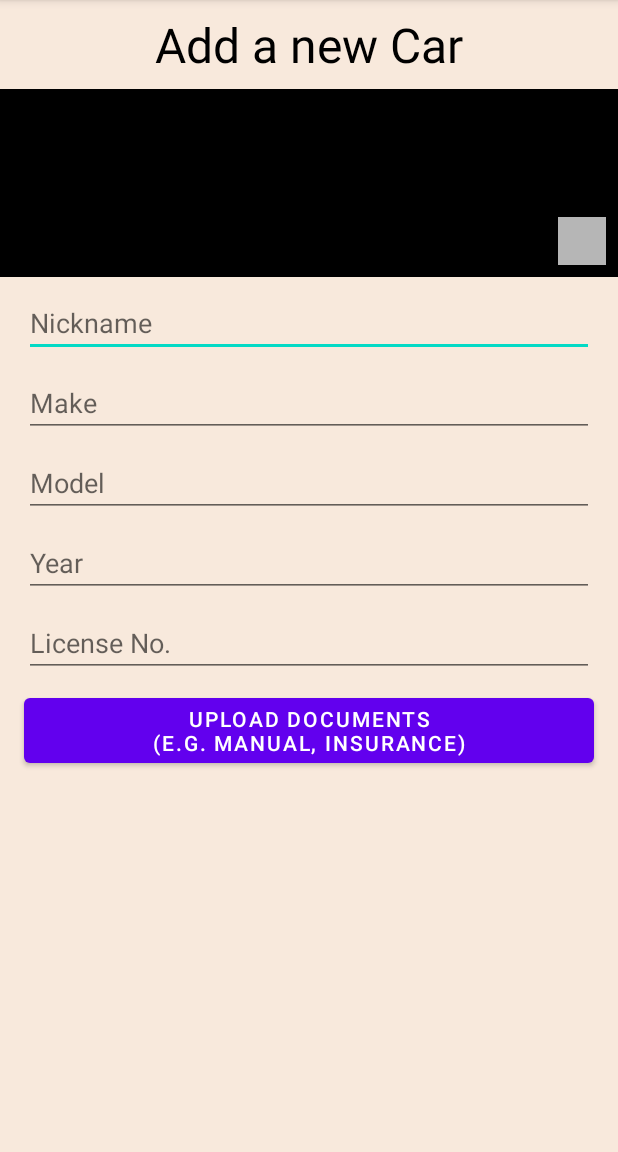
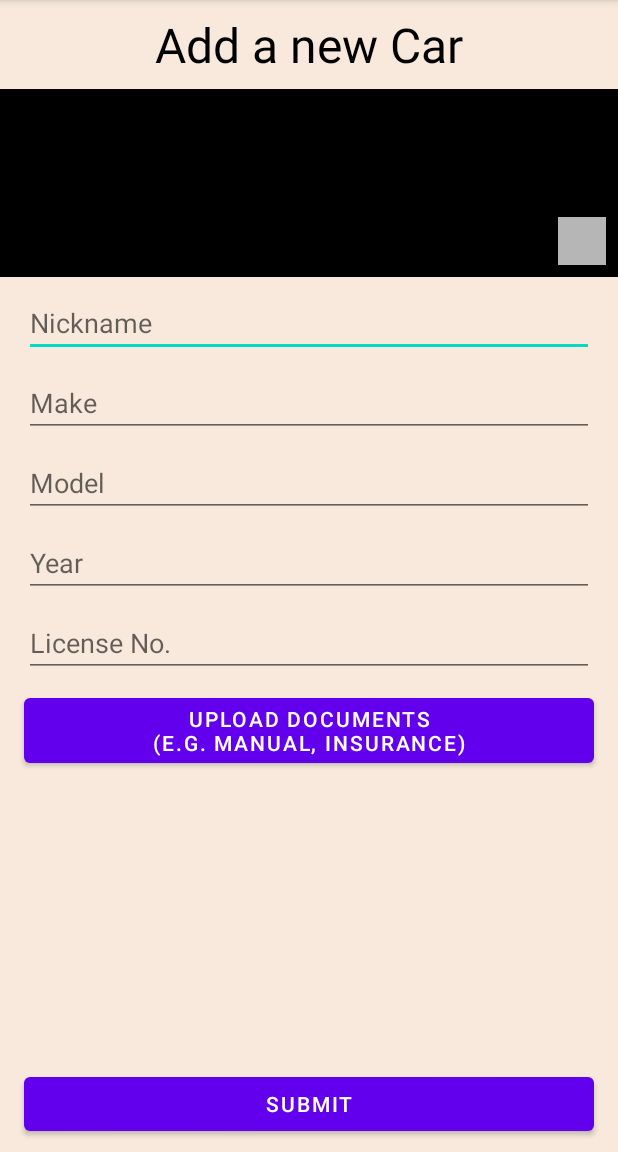
Before and after one commit to ivangarzab/carrus, an Android app: the screen it shows after launch (MainActivity), on a phone screen of 412 x 824 dp, the part 84-1236 px from its top. Run offline under Robolectric (Android 15) with nearby library versions, the phone set to English and light mode, and no system bars; our stand-ins replace data binding.

```diff
--- a/app/build.gradle
+++ b/app/build.gradle
@@ -1,6 +1,7 @@
 plugins {
     id 'com.android.application'
     id 'kotlin-android'
+    id 'kotlin-kapt'
     id 'kotlin-parcelize'
     id 'androidx.navigation.safeargs.kotlin'
 }
@@ -31,13 +32,15 @@ android {
     kotlinOptions {
         jvmTarget = '1.8'
     }
+    buildFeatures {
+        dataBinding true
+    }
 }
 
 dependencies {
     testImplementation 'junit:junit:4.+'
     androidTestImplementation 'androidx.test.ext:junit:1.1.3'
     androidTestImplementation 'androidx.test.espresso:espresso-core:3.4.0'
-
 
     implementation 'androidx.legacy:legacy-support-v4:1.0.0'
     implementation 'androidx.core:core-ktx:1.7.0'
--- a/app/src/main/java/com/ivangarzab/carbud/create/CreateFragment.kt
+++ b/app/src/main/java/com/ivangarzab/carbud/create/CreateFragment.kt
@@ -1,26 +1,29 @@
 package com.ivangarzab.carbud.create
 
 import android.os.Bundle
+import android.util.Log
 import android.view.LayoutInflater
 import android.view.View
 import android.view.ViewGroup
 import androidx.fragment.app.Fragment
+import androidx.fragment.app.viewModels
 import com.ivangarzab.carbud.R
+import com.ivangarzab.carbud.databinding.FragmentCreateBinding
+import com.ivangarzab.carbud.delegates.viewBinding
 
 /**
  * Created by Ivan Garza Bermea.
  */
-class CreateFragment : Fragment() {
+class CreateFragment : Fragment(R.layout.fragment_create) {
 
-    override fun onCreate(savedInstanceState: Bundle?) {
-        super.onCreate(savedInstanceState)
-    }
+    private val viewModel: CreateViewModel by viewModels()
 
-    override fun onCreateView(
-        inflater: LayoutInflater, container: ViewGroup?,
-        savedInstanceState: Bundle?
-    ): View? {
-        // Inflate the layout for this fragment
-        return inflater.inflate(R.layout.fragment_create, container, false)
+    private val binding: FragmentCreateBinding by viewBinding()
+
+    override fun onViewCreated(view: View, savedInstanceState: Bundle?) {
+        super.onViewCreated(view, savedInstanceState)
+        binding.setSubmitClickListener {
+            Log.d("TAG", "Submit was clicked!")
+        }
     }
 }
--- a/app/src/main/java/com/ivangarzab/carbud/data/Car.kt
+++ b/app/src/main/java/com/ivangarzab/carbud/data/Car.kt
@@ -10,7 +10,7 @@ import kotlinx.android.parcel.Parcelize
  */
 @Parcelize
 data class Car(
-    val uid: Int,
+    val uid: String,
     val default: Boolean,
     val nickname: String,
     val make: String,
--- /dev/null
+++ b/app/src/main/java/com/ivangarzab/carbud/delegates/FragmentViewBinding.kt
@@ -0,0 +1,111 @@
+package com.ivangarzab.carbud.delegates
+
+import android.os.Handler
+import android.os.Looper
+import android.view.View
+import androidx.annotation.MainThread
+import androidx.fragment.app.Fragment
+import androidx.lifecycle.DefaultLifecycleObserver
+import androidx.lifecycle.LifecycleOwner
+import androidx.viewbinding.ViewBinding
+import kotlin.properties.ReadOnlyProperty
+import kotlin.reflect.KProperty
+
+/**
+ * Created by Ivan Garza on 9/24/20.
+ *
+ * Delegate class to bind the [Fragment] with it's corresponding [ViewBinding] object.
+ * We make sure to only hold a reference to the binding object from [Fragment.onCreateView]
+ * to [Fragment.onDestroyView] by registering an observer to the [Fragment.getLifecycle].
+ * Finally, we use the [FragmentViewBinder] to do all the reflection under the hood.
+ *
+ * @param fragmentBinder to be associated with [Fragment]
+ * @param onClear High-order function to add some specialized teardown for any given [Fragment]
+ */
+class FragmentViewBinding<T : ViewBinding>(
+    private val fragmentBinder: (Fragment) -> T,
+    private val onClear: (() -> Unit)?
+) : ReadOnlyProperty<Fragment, T> {
+
+    private val mainHandler = Handler(Looper.getMainLooper())
+
+    private var viewBinding: T? = null
+    private var fragmentRef: Fragment? = null
+    private val lifecycleObserver = BindingLifecycleObserver()
+
+    @MainThread
+    override fun getValue(thisRef: Fragment, property: KProperty<*>): T {
+        viewBinding?.let { vb ->
+            // if we've already generated this ViewBinding, return
+            check(this.fragmentRef != null && thisRef === this.fragmentRef) {
+                "Instance of ViewBindingProperty can't be shared between classes"
+            }
+            return vb
+        }
+        // Otherwise, we need to create our ViewBinding and register
+        // a lifecycle observer on it.
+        this.fragmentRef = thisRef
+        thisRef.viewLifecycleOwner.lifecycle.addObserver(lifecycleObserver)
+        return fragmentBinder(thisRef).also {
+            viewBinding = it
+        }
+    }
+
+    /**
+     * Clears out held reference to the [Fragment] and unregisters [BindingLifecycleObserver].
+     */
+    @MainThread
+    fun clear() {
+        // Execute this function first in case we need some specialized teardown
+        this.onClear?.invoke()
+        val localRef = this.fragmentRef ?: return
+        this.fragmentRef = null
+        localRef.viewLifecycleOwner.lifecycle.removeObserver(lifecycleObserver)
+        mainHandler.post {
+            viewBinding = null
+        }
+    }
+
+    /**
+     * Simple lifecycle observer meant to clear itself [onDestroy] to avoid
+     * leaking the ViewBinding object.
+     */
+    private inner class BindingLifecycleObserver : DefaultLifecycleObserver {
+        @MainThread
+        override fun onDestroy(owner: LifecycleOwner) = clear()
+    }
+}
+
+/**
+ * Binder class to be used along with [FragmentViewBinding].
+ * This uses reflection to cache the [bind] method from the [FragmentViewBinding]
+ * and only use it when needed.
+ *
+ * @param viewBindingClass to be used for reflection.
+ */
+class FragmentViewBinder<T : ViewBinding>(
+    private val viewBindingClass: Class<T>
+) {
+    /**
+     * Cache [viewBindingClass]' [bind] method for later use.
+     */
+    private val bindViewMethod by lazy(LazyThreadSafetyMode.NONE) {
+        viewBindingClass.getMethod("bind", View::class.java)
+    }
+
+    /**
+     * Bind [Fragment]'s View to [ViewBinding] and return instance.
+     */
+    @Suppress("UNCHECKED_CAST")
+    fun bind(fragment: Fragment): T =
+        bindViewMethod(null, fragment.requireView()) as T
+}
+
+/**
+ * Fragment extension for creating a new [ViewBinding] associated with the given [Fragment]
+ * while using reflection under the hood.
+ */
+@Suppress("unused")
+inline fun <reified T : ViewBinding> Fragment.viewBinding(noinline onClear: (() -> Unit)? = null):
+        ReadOnlyProperty<Fragment, T> =
+    FragmentViewBinding(FragmentViewBinder(T::class.java)::bind, onClear)
--- a/app/src/main/java/com/ivangarzab/carbud/overview/OverviewFragment.kt
+++ b/app/src/main/java/com/ivangarzab/carbud/overview/OverviewFragment.kt
@@ -9,13 +9,17 @@ import android.view.ViewGroup
 import androidx.fragment.app.viewModels
 import androidx.navigation.fragment.findNavController
 import com.ivangarzab.carbud.R
+import com.ivangarzab.carbud.databinding.FragmentOverviewBinding
+import com.ivangarzab.carbud.delegates.viewBinding
 
 /**
  * Created by Ivan Garza Bermea.
  */
-class OverviewFragment : Fragment() {
+class OverviewFragment : Fragment(R.layout.fragment_overview) {
 
-    val viewModel: OverviewViewModel by viewModels()
+    private val viewModel: OverviewViewModel by viewModels()
+
+    private val binding: FragmentOverviewBinding by viewBinding()
 
     override fun onCreate(savedInstanceState: Bundle?) {
         super.onCreate(savedInstanceState)
@@ -24,6 +28,8 @@ class OverviewFragment : Fragment() {
             findNavController().navigate(
                 OverviewFragmentDirections.actionOverviewFragmentToCreateFragment()
             )
+        } else {
+            Log.v("TAG", "A default car was found!")
         }
     }
 
--- a/app/src/main/res/layout/fragment_create.xml
+++ b/app/src/main/res/layout/fragment_create.xml
@@ -1,9 +1,18 @@
 <?xml version="1.0" encoding="utf-8"?>
-<androidx.constraintlayout.widget.ConstraintLayout xmlns:android="http://schemas.android.com/apk/res/android"
+<layout xmlns:android="http://schemas.android.com/apk/res/android"
+    xmlns:app="http://schemas.android.com/apk/res-auto">
+
+    <data>
+        <variable
+            name="submitClickListener"
+            type="android.view.View.OnClickListener" />
+    </data>
+
+    <androidx.constraintlayout.widget.ConstraintLayout
+        android:id="@+id/createRoot"
         android:layout_width="match_parent"
         android:layout_height="match_parent"
-    android:background="@color/bridal_heath"
-    xmlns:app="http://schemas.android.com/apk/res-auto">
+        android:background="@color/bridal_heath">
 
         <TextView
             android:id="@+id/createTitle"
@@ -110,6 +119,7 @@
             app:layout_constraintEnd_toEndOf="parent"/>
 
         <Button
+            android:id="@+id/createUploadButton"
             android:layout_width="0dp"
             android:layout_height="wrap_content"
             android:layout_marginTop="8dp"
@@ -120,4 +130,19 @@
             app:layout_constraintStart_toStartOf="parent"
             app:layout_constraintEnd_toEndOf="parent"/>
 
+        <Button
+            android:id="@+id/createSubmitButton"
+            android:layout_width="0dp"
+            android:layout_height="wrap_content"
+            android:layout_marginStart="16dp"
+            android:layout_marginEnd="16dp"
+            android:layout_marginBottom="8dp"
+            android:text="@string/submit"
+            android:onClickListener="@{submitClickListener}"
+            app:layout_constraintStart_toStartOf="parent"
+            app:layout_constraintEnd_toEndOf="parent"
+            app:layout_constraintBottom_toBottomOf="parent"/>
+
     </androidx.constraintlayout.widget.ConstraintLayout>
+
+</layout>
--- a/app/src/main/res/layout/fragment_overview.xml
+++ b/app/src/main/res/layout/fragment_overview.xml
@@ -1,12 +1,14 @@
 <?xml version="1.0" encoding="utf-8"?>
-<androidx.constraintlayout.widget.ConstraintLayout
+<layout
     xmlns:android="http://schemas.android.com/apk/res/android"
     xmlns:app="http://schemas.android.com/apk/res-auto"
     xmlns:tools="http://schemas.android.com/tools"
+    tools:context=".overview.OverviewFragment">
+
+    <androidx.constraintlayout.widget.ConstraintLayout
         android:layout_width="match_parent"
         android:layout_height="match_parent"
-    android:background="@color/bridal_heath"
-    tools:context=".overview.OverviewFragment">
+        android:background="@color/bridal_heath">
 
         <ImageView
             android:id="@+id/overviewTopImage"
@@ -84,3 +86,4 @@
             tools:listitem="@layout/item_component"/>
 
     </androidx.constraintlayout.widget.ConstraintLayout>
+</layout>
--- a/app/src/main/res/values/strings.xml
+++ b/app/src/main/res/values/strings.xml
@@ -9,6 +9,7 @@
     <string name="license_no">License No.</string>
     <string name="color">Color</string>
     <string name="details">Details</string>
+    <string name="submit">Submit</string>
 
     <!-- Overview -->
     <string name="car_name">Car Name</string>
```
Lines whose indentation alone changed are shown as unchanged.
